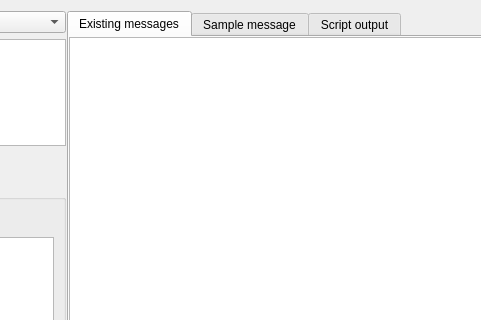
The window that src/librssguard/gui/dialogs/formmessagefiltersmanager.ui (martinrotter/rssguard) describes before a commit, drawn with Qt 5; both pictures show x 532 to 1013 and y 0 to 320 of the 1296 by 546 pixel window.
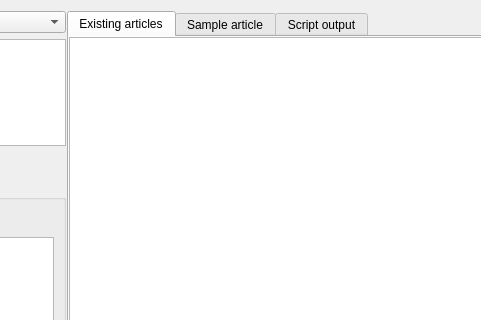
The same window after the commit. The open tabs and pages were chosen to show the change.

What changed in the file:
```diff
--- a/src/librssguard/gui/dialogs/formmessagefiltersmanager.ui
+++ b/src/librssguard/gui/dialogs/formmessagefiltersmanager.ui
@@ -229,7 +229,7 @@
       </property>
       <widget class="QWidget" name="m_tabExistingMessages">
        <attribute name="title">
-        <string>Existing messages</string>
+        <string>Existing articles</string>
        </attribute>
        <layout class="QHBoxLayout" name="horizontalLayout_7">
         <property name="leftMargin">
@@ -261,7 +261,7 @@
       </widget>
       <widget class="QWidget" name="m_tabSampleMessage">
        <attribute name="title">
-        <string>Sample message</string>
+        <string>Sample article</string>
        </attribute>
        <layout class="QFormLayout" name="formLayout_2">
         <property name="leftMargin">
```
Left out of the diff: 2 changed lines with no effect on the pictures.
